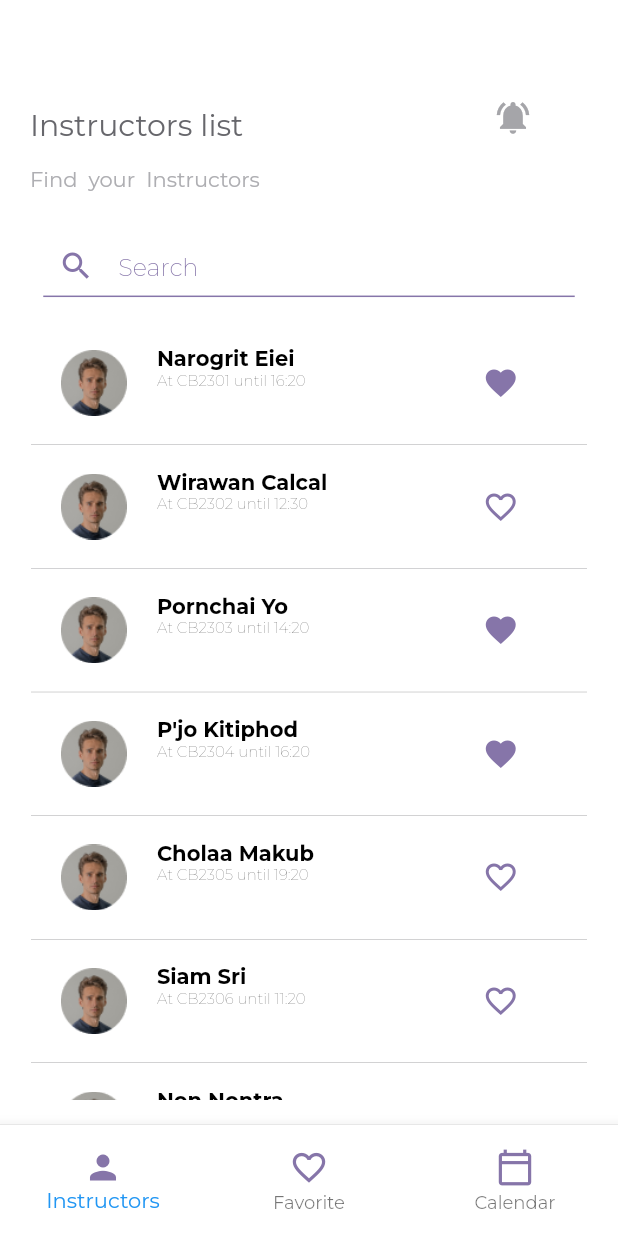
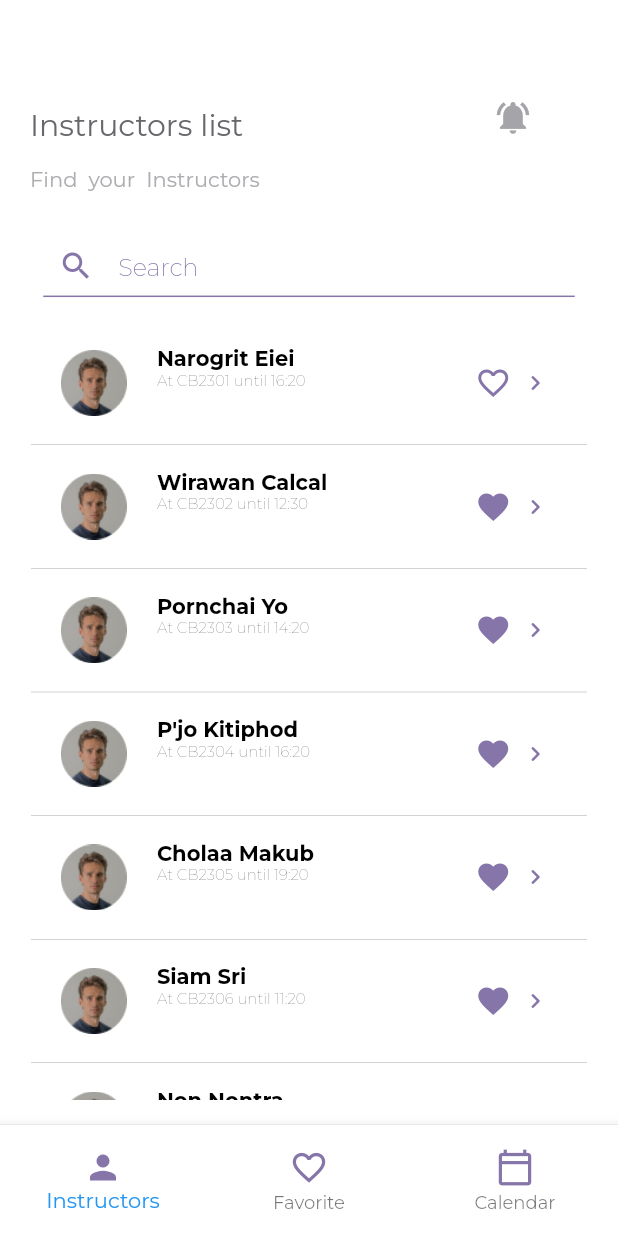
Before and after one commit to JamesJamesJa/Kelena, a Flutter app: the Student screen opened directly, on a phone screen of 412 x 824 dp. Run offline on Flutter 3.47's test engine with Material 2 defaults, Android fonts, the phone set to English and light mode, and no system bars; our stand-ins replace google_fonts, syncfusion_flutter_calendar.

Commit message:
[ADD] Instructor Table Page:zap:

```diff
--- /dev/null
+++ b/lib/models/instructor.dart
@@ -0,0 +1,5 @@
+class Instructor {
+  final String name, place, time;
+  final int fav;
+  const Instructor({this.name, this.place, this.time, this.fav});
+}
--- a/lib/screens/login.dart
+++ b/lib/screens/login.dart
@@ -53,7 +53,7 @@ class Login extends StatelessWidget {
               margin: EdgeInsets.only(top: 40.0),
               child: OutlinedButton(
                 onPressed: () {
-                  Navigator.push(
+                  Navigator.pushReplacement(
                     context,
                     MaterialPageRoute(builder: (context) => Student()),
                     // MaterialPageRoute(builder: (context) => InstructorsList()),
--- a/lib/screens/student.dart
+++ b/lib/screens/student.dart
@@ -1,6 +1,7 @@
 import 'package:flutter/material.dart';
 import 'package:flutter/widgets.dart';
 import 'package:google_fonts/google_fonts.dart';
+import 'package:kelena/widgets/bottomNavBar.dart';
 import 'package:kelena/widgets/firstComeNavBar.dart';
 
 import 'package:kelena/widgets/studentNavBar.dart';
@@ -51,58 +52,60 @@ class _StudentState extends State<Student> with SingleTickerProviderStateMixin {
             // )
           ),
           height: MediaQuery.of(context).size.height * 0.09,
-          child: BottomNavigationBar(
-            currentIndex: _selectedTabIndex,
-            onTap: _changeIndex,
-            items: [
-              BottomNavigationBarItem(
-                  icon: _selectedTabIndex == 0
-                      ? Icon(
-                          Icons.person,
-                          size: 26,
-                          color: Color(0xFF8675A9),
-                        )
-                      : Icon(
-                          Icons.person_outline,
-                          size: 26,
-                          color: Color(0xFF8675A9),
-                        ),
-                  title: Text("Instructors",
-                      style:
-                          TextStyle(fontSize: 11, color: Color(0xFF8675A9)))),
-              BottomNavigationBarItem(
-                  icon: _selectedTabIndex == 1
-                      ? Icon(
-                          Icons.favorite,
-                          size: 26,
-                          color: Color(0xFF8675A9),
-                        )
-                      : Icon(
-                          Icons.favorite_outline,
-                          size: 26,
-                          color: Color(0xFF8675A9),
-                        ),
-                  title: Text("Favorite",
-                      style:
-                          TextStyle(fontSize: 11, color: Color(0xFF8675A9)))),
-              BottomNavigationBarItem(
-                  icon: _selectedTabIndex == 2
-                      ? Icon(
-                          Icons.calendar_today,
-                          size: 26,
-                          color: Color(0xFF8675A9),
-                        )
-                      : Icon(
-                          Icons.calendar_today_outlined,
-                          size: 26,
-                          color: Color(0xFF8675A9),
-                        ),
-                  title: Text("Calendar",
-                      style:
-                          TextStyle(fontSize: 11, color: Color(0xFF8675A9)))),
-            ],
-          ),
+          child: BottomNavBar(
+              selectedTabIndex: _selectedTabIndex, changeIndex: _changeIndex),
         ),
+        // BottomNavigationBar(
+        //   currentIndex: _selectedTabIndex,
+        //   onTap: _changeIndex,
+        //   items: [
+        //     BottomNavigationBarItem(
+        //         icon: _selectedTabIndex == 0
+        //             ? Icon(
+        //                 Icons.person,
+        //                 size: 26,
+        //                 color: Color(0xFF8675A9),
+        //               )
+        //             : Icon(
+        //                 Icons.person_outline,
+        //                 size: 26,
+        //                 color: Color(0xFF8675A9),
+        //               ),
+        //         title: Text("Instructors",
+        //             style:
+        //                 TextStyle(fontSize: 11, color: Color(0xFF8675A9)))),
+        //     BottomNavigationBarItem(
+        //         icon: _selectedTabIndex == 1
+        //             ? Icon(
+        //                 Icons.favorite,
+        //                 size: 26,
+        //                 color: Color(0xFF8675A9),
+        //               )
+        //             : Icon(
+        //                 Icons.favorite_outline,
+        //                 size: 26,
+        //                 color: Color(0xFF8675A9),
+        //               ),
+        //         title: Text("Favorite",
+        //             style:
+        //                 TextStyle(fontSize: 11, color: Color(0xFF8675A9)))),
+        //     BottomNavigationBarItem(
+        //         icon: _selectedTabIndex == 2
+        //             ? Icon(
+        //                 Icons.calendar_today,
+        //                 size: 26,
+        //                 color: Color(0xFF8675A9),
+        //               )
+        //             : Icon(
+        //                 Icons.calendar_today_outlined,
+        //                 size: 26,
+        //                 color: Color(0xFF8675A9),
+        //               ),
+        //         title: Text("Calendar",
+        //             style:
+        //                 TextStyle(fontSize: 11, color: Color(0xFF8675A9)))),
+        //   ],
+        // ),
       ),
     );
   }
--- a/lib/widgets/InstructorBox.dart
+++ b/lib/widgets/InstructorBox.dart
@@ -1,4 +1,5 @@
 import 'package:flutter/material.dart';
+import 'package:kelena/screens/firstCome.dart';
 import 'package:kelena/widgets/dialogAddSchedule.dart';
 
 class InstructorBox extends StatefulWidget {
@@ -13,6 +14,25 @@ class InstructorBox extends StatefulWidget {
 }
 
 class _InstructorBoxState extends State<InstructorBox> {
+  // final int favTemp = widget.fav;
+  // widget.fav = 0;
+  // @override
+  //  void initState(){
+  //    super.initState();
+  //    int favTemp = widget..fav = 0;
+  //    widget.onUpdateFav(favTemp);
+  //  }
+  // initState() {
+  //   super.initState();
+  //   if (widget.fav == 0) {
+  //     widget.onUpdateFav(1);
+  //     debugPrint('Fav in In: ${widget.fav}');
+  //   } else {
+  //     widget.onUpdateFav(0);
+  //     debugPrint('Fav in In: ${widget.fav}');
+  //   }
+  // }
+
   Widget build(BuildContext context) {
     return Container(
       padding: EdgeInsets.only(
@@ -74,28 +94,52 @@ class _InstructorBoxState extends State<InstructorBox> {
               ),
             ),
             Container(
+              // color: Colors.green,
               padding: EdgeInsets.only(right: 0, left: 10),
-              width: 60.0,
+              width: 40.0,
               child: IconButton(
                 icon: Icon(
                   widget.fav == 0 ? Icons.favorite_outline : Icons.favorite,
                   size: 24,
                   color: Color(0xFF8675A9),
                 ),
-                tooltip: 'Increase volume by 10',
+                // tooltip: 'Increase volume by 10',
                 onPressed: () {
-                  setState(() {
-                    if (widget.fav == 0) {
-                      widget.onUpdateFav(1);
-                    } else {
-                      widget.onUpdateFav(0);
-                    }
-                    // showDialog(
-                    //     context: context,
-                    //     builder: (context) {
-                    //       return DialogAddSchedule();
-                    //     });
-                  });
+                  // setState(() {
+                  //   // initState();
+                  //   if (widget.fav == 0) {
+                  //     widget.onUpdateFav(1);
+                  //     debugPrint('Fav in In: ${widget.fav}');
+                  //   } else {
+                  //     widget.onUpdateFav(0);
+                  //     debugPrint('Fav in In: ${widget.fav}');
+                  //   }
+
+                  //   // showDialog(
+                  //   //     context: context,
+                  //   //     builder: (context) {
+                  //   //       return DialogAddSchedule();
+                  //   //     });
+                  // });
+                },
+              ),
+            ),
+            Container(
+              // padding: EdgeInsets.only(right: 0, left: 0),
+              width: 30.0,
+              child: IconButton(
+                icon: Icon(
+                  Icons.navigate_next_rounded,
+                  size: 20,
+                  color: Color(0xFF8675A9),
+                ),
+                // tooltip: 'Increase volume by 10',
+                onPressed: () {
+                  Navigator.push(
+                    context,
+                    MaterialPageRoute(builder: (context) => FirstCome()),
+                    // MaterialPageRoute(builder: (context) => InstructorsList()),
+                  );
                 },
               ),
             ),
--- a/lib/widgets/bottomNavBar.dart
+++ b/lib/widgets/bottomNavBar.dart
@@ -1,31 +1,9 @@
 import 'package:flutter/material.dart';
 
-class BottomNavBar extends StatefulWidget {
-  @override
-  _BottomNavBarState createState() => _BottomNavBarState();
-}
-
-class _BottomNavBarState extends State<BottomNavBar> {
-  int _selectedTabIndex = 0;
-
-  List _pages = [
-    Text("Instructor List"),
-    Text("Instructor List"),
-    Text("Your Schedule"),
-  ];
-
-  List _nameNavBar = [
-    Text("Instructor List", style: TextStyle(color: Colors.white)),
-    Text("Instructor List", style: TextStyle(color: Colors.white)),
-    Text("Your Schedule", style: TextStyle(color: Colors.white)),
-  ];
-
-  _changeIndex(int index) {
-    setState(() {
-      _selectedTabIndex = index;
-    });
-  }
-
+class BottomNavBar extends StatelessWidget {
+  final int selectedTabIndex;
+  final Function changeIndex;
+  const BottomNavBar({this.selectedTabIndex, this.changeIndex});
   Widget build(BuildContext context) {
     //Bottom Nav Bar Widget
     return new Theme(
@@ -35,11 +13,11 @@ class _BottomNavBarState extends State<BottomNavBar> {
       child: SizedBox(
         height: 54,
         child: new BottomNavigationBar(
-          currentIndex: _selectedTabIndex,
-          onTap: _changeIndex,
+          currentIndex: selectedTabIndex,
+          onTap: changeIndex,
           items: [
             BottomNavigationBarItem(
-                icon: _selectedTabIndex == 0
+                icon: selectedTabIndex == 0
                     ? Icon(
                         Icons.person,
                         size: 26,
@@ -53,7 +31,7 @@ class _BottomNavBarState extends State<BottomNavBar> {
                 title: Text("Instructors",
                     style: TextStyle(fontSize: 11, color: Color(0xFF8675A9)))),
             BottomNavigationBarItem(
-                icon: _selectedTabIndex == 1
+                icon: selectedTabIndex == 1
                     ? Icon(
                         Icons.favorite,
                         size: 26,
@@ -67,7 +45,7 @@ class _BottomNavBarState extends State<BottomNavBar> {
                 title: Text("Favorite",
                     style: TextStyle(fontSize: 11, color: Color(0xFF8675A9)))),
             BottomNavigationBarItem(
-                icon: _selectedTabIndex == 2
+                icon: selectedTabIndex == 2
                     ? Icon(
                         Icons.calendar_today,
                         size: 26,
@@ -85,6 +63,14 @@ class _BottomNavBarState extends State<BottomNavBar> {
       ),
     );
   }
+}
+
+// class BottomNavBar extends StatefulWidget {
+//   final int tabIndex;
+//   const BottomNavBar({Key key, this.tabIndex}) : super(key: key);
+//   @override
+//   _BottomNavBarState createState() => _BottomNavBarState();
+// }
 
 // Widget build(BuildContext context) {
 //   //Bottom Nav Bar Widget
@@ -142,7 +128,6 @@ class _BottomNavBarState extends State<BottomNavBar> {
 //     ),
 //   );
 // }
-}
 
 // import 'package:flutter/material.dart';
 
--- a/lib/widgets/studentNavBar.dart
+++ b/lib/widgets/studentNavBar.dart
@@ -1,6 +1,7 @@
 import 'package:flutter/material.dart';
 import 'package:google_fonts/google_fonts.dart';
 import 'package:kelena/widgets/InstructorBox.dart';
+import 'package:kelena/models/instructor.dart';
 
 class StudentNavBar extends StatefulWidget {
   final int tabIndex;
@@ -19,6 +20,50 @@ class _StudentNavBarState extends State<StudentNavBar> {
       0,
       0,
       1,
+    ];
+    List<Instructor> instructors = [
+      Instructor(
+        name: "Narogrit Eiei",
+        place: "CB2301",
+        time: "16:20",
+        fav: 0,
+      ),
+      Instructor(
+        name: "Wirawan Calcal",
+        place: "CB2302",
+        time: "12:30",
+        fav: 1,
+      ),
+      Instructor(
+        name: "Pornchai Yo",
+        place: "CB2303",
+        time: "14:20",
+        fav: 1,
+      ),
+      Instructor(
+        name: "P'jo Kitiphod",
+        place: "CB2304",
+        time: "16:20",
+        fav: 1,
+      ),
+      Instructor(
+        name: "Cholaa Makub",
+        place: "CB2305",
+        time: "19:20",
+        fav: 1,
+      ),
+      Instructor(
+        name: "Siam Sri",
+        place: "CB2306",
+        time: "11:20",
+        fav: 1,
+      ),
+      Instructor(
+        name: "Non Nontra",
+        place: "CB2307",
+        time: "11:11",
+        fav: 1,
+      ),
     ];
     if (widget.tabIndex == 0) {
       return Container(
@@ -154,68 +199,17 @@ class _StudentNavBarState extends State<StudentNavBar> {
                 ),
             width: MediaQuery.of(context).size.width * 0.9,
             height: MediaQuery.of(context).size.height * 0.63,
-            child: ListView(
+            child: ListView.builder(
               scrollDirection: Axis.vertical,
-              children: [
-                InstructorBox(
-                    name: "Narogrit Eiei",
-                    place: "CB2301",
-                    time: "16:20",
-                    fav: fav[0],
-                    onUpdateFav: (newFav) {
-                      setState(() => fav[0] = newFav);
-                    }),
-                InstructorBox(
-                    name: "Wirawan Calcal",
-                    place: "CB2302",
-                    time: "12:30",
-                    fav: fav[1],
-                    onUpdateFav: (newFav) {
-                      setState(() => fav[1] = newFav);
-                    }),
-                InstructorBox(
-                    name: "Pornchai Yo",
-                    place: "CB2303",
-                    time: "14:20",
-                    fav: fav[2],
-                    onUpdateFav: (newFav) {
-                      setState(() => fav[2] = newFav);
-                    }),
-                InstructorBox(
-                    name: "P'jo Kitiphod",
-                    place: "CB2304",
-                    time: "16:20",
-                    fav: fav[3],
-                    onUpdateFav: (newFav) {
-                      setState(() => fav[3] = newFav);
-                    }),
-                InstructorBox(
-                    name: "Cholaa Makub",
-                    place: "CB2305",
-                    time: "19:20",
-                    fav: fav[4],
-                    onUpdateFav: (newFav) {
-                      setState(() => fav[4] = newFav);
-                    }),
-                InstructorBox(
-                    name: "Siam Sri",
-                    place: "CB2306",
-                    time: "11:20",
-                    fav: fav[5],
-                    onUpdateFav: (newFav) {
-                      setState(() => fav[5] = newFav);
-                    }),
-                InstructorBox(
-                    name: "Non Nontra",
-                    place: "CB2307",
-                    time: "11:11",
-                    fav: fav[6],
-                    onUpdateFav: (newFav) {
-                      setState(() => fav[6] = newFav);
-                    }),
-              ],
+              itemBuilder: (ctx, index) => InstructorBox(
+                name: instructors[index].name,
+                time: instructors[index].time,
+                place: instructors[index].place,
+                fav: instructors[index].fav,
+              ),
+              itemCount: instructors.length,
             ),
-          ),
+          )
         ]),
       );
     } else if (widget.tabIndex == 1) {
```
Lines whose indentation alone changed are shown as unchanged.
